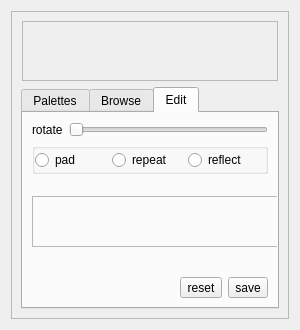
Old version of the form branches/early-clip/ui/paletteeditor.ui in the repository bitsed/qosmic.
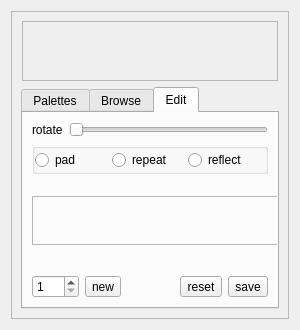
New version of the form. The open tabs and pages were chosen to show the change. Icons and pictures are not drawn. Custom widgets are drawn as their Qt base class.

Diff of the .ui file:
```diff
--- a/branches/early-clip/ui/paletteeditor.ui
+++ b/branches/early-clip/ui/paletteeditor.ui
@@ -305,6 +305,30 @@
           </item>
           <item row="3" column="0">
            <layout class="QHBoxLayout" name="horizontalLayout_3">
+            <item>
+             <widget class="IntValueEditor" name="m_randomGradientSpinBox">
+              <property name="toolTip">
+               <string>number of randomly generated stops,
+&lt; 2 implies random number on [2,128]</string>
+              </property>
+              <property name="minimum">
+               <number>1</number>
+              </property>
+              <property name="maximum">
+               <number>128</number>
+              </property>
+             </widget>
+            </item>
+            <item>
+             <widget class="QToolButton" name="m_randomGradientButton">
+              <property name="toolTip">
+               <string>random gradient</string>
+              </property>
+              <property name="text">
+               <string>new</string>
+              </property>
+             </widget>
+            </item>
             <item>
              <spacer name="horizontalSpacer">
               <property name="orientation">
@@ -382,6 +406,11 @@
    <header>gradientstopseditor.h</header>
    <container>1</container>
   </customwidget>
+  <customwidget>
+   <class>IntValueEditor</class>
+   <extends>QSpinBox</extends>
+   <header>intvalueeditor.h</header>
+  </customwidget>
  </customwidgets>
  <resources>
   <include location="../qosmic.qrc"/>
```
